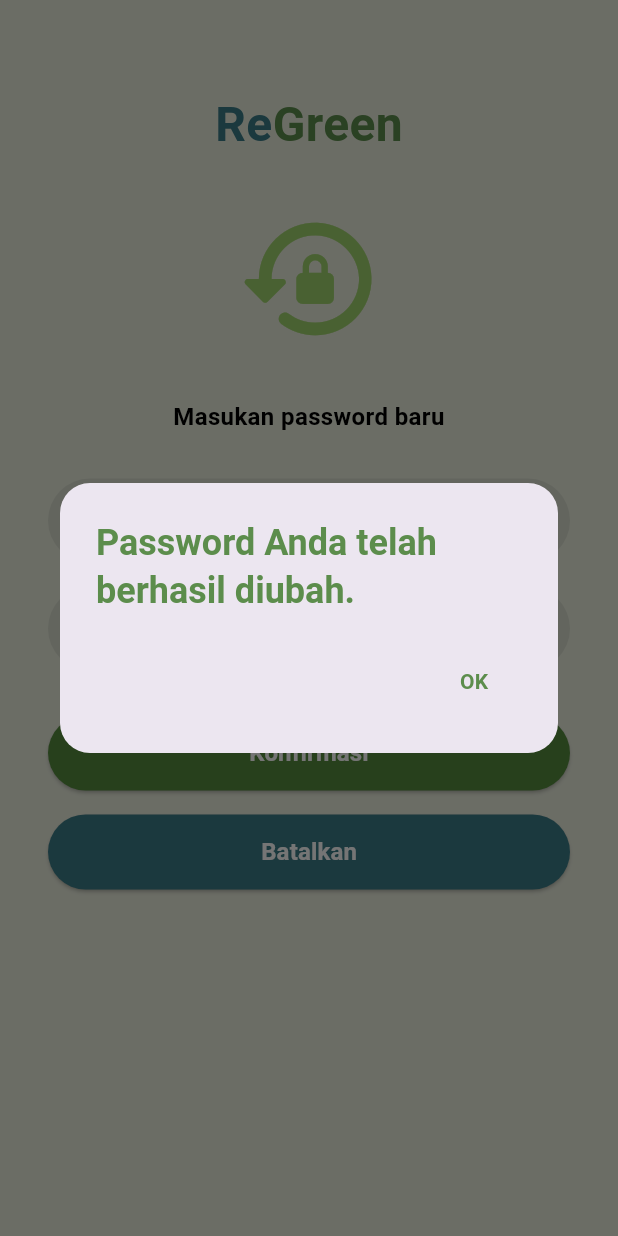
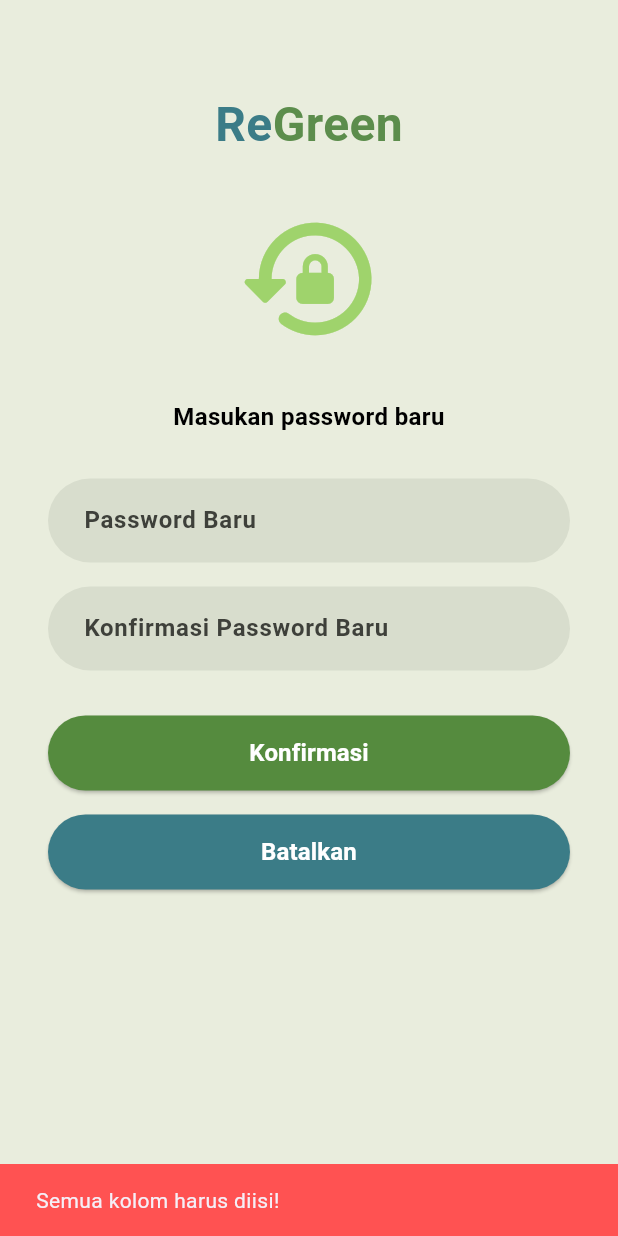
Before and after one commit to EdselSpth/ReGreen, a Flutter app: the ResetPasswordMain screen opened directly, after a tap on "Konfirmasi", on a phone screen of 412 x 824 dp. Run offline on Flutter 3.47's test engine with Material 3 defaults, Android fonts, the phone set to English and light mode, and no system bars.

Commit message:
feat: [GAR] Perbaikan Lupa Password

```diff
--- a/lib/forgetpassword/resetpasswordmain.dart
+++ b/lib/forgetpassword/resetpasswordmain.dart
@@ -1,8 +1,78 @@
 import 'package:flutter/material.dart';
 import 'package:regreen/auth/login_screen.dart';
 
-class ResetPasswordMain extends StatelessWidget {
+class ResetPasswordMain extends StatefulWidget {
   const ResetPasswordMain({super.key});
+
+  @override
+  State<ResetPasswordMain> createState() => _ResetPasswordMainState();
+}
+
+class _ResetPasswordMainState extends State<ResetPasswordMain> {
+  final TextEditingController _passwordController = TextEditingController();
+  final TextEditingController _confirmController = TextEditingController();
+
+  void _konfirmasiPassword() {
+    String password = _passwordController.text.trim();
+    String konfirmasi = _confirmController.text.trim();
+
+    // Validasi isi kolom
+    if (password.isEmpty || konfirmasi.isEmpty) {
+      ScaffoldMessenger.of(context).showSnackBar(
+        const SnackBar(
+          content: Text("Semua kolom harus diisi!"),
+          backgroundColor: Colors.redAccent,
+          duration: Duration(seconds: 2),
+        ),
+      );
+      return;
+    }
+
+    // Validasi kesamaan password
+    if (password != konfirmasi) {
+      ScaffoldMessenger.of(context).showSnackBar(
+        const SnackBar(
+          content: Text("Password dan konfirmasi tidak sama!"),
+          backgroundColor: Colors.redAccent,
+          duration: Duration(seconds: 2),
+        ),
+      );
+      return;
+    }
+
+    // Jika valid, tampilkan snackbar sukses lalu arahkan ke login
+    ScaffoldMessenger.of(context).showSnackBar(
+      const SnackBar(
+        content: Text("Password Anda berhasil diubah."),
+        backgroundColor: Colors.green,
+        duration: Duration(seconds: 2),
+      ),
+    );
+
+    // Delay sedikit agar snackbar tampil dulu sebelum pindah
+    Future.delayed(const Duration(seconds: 2), () {
+      Navigator.pushReplacement(
+        context,
+        MaterialPageRoute(builder: (context) => const LoginScreen()),
+      );
+    });
+  }
+
+  void _batalkan() {
+    Navigator.pushReplacement(
+      context,
+      MaterialPageRoute(
+        builder: (context) => const LoginScreen(),
+      ),
+    );
+  }
+
+  @override
+  void dispose() {
+    _passwordController.dispose();
+    _confirmController.dispose();
+    super.dispose();
+  }
 
   @override
   Widget build(BuildContext context) {
@@ -66,12 +136,13 @@ class ResetPasswordMain extends StatelessWidget {
 
                 // Input Password Baru
                 TextField(
+                  controller: _passwordController,
                   obscureText: true,
                   decoration: InputDecoration(
                     hintText: "Password Baru",
                     hintStyle: const TextStyle(
                       fontWeight: FontWeight.bold,
-                      color: const Color(0xFF3E403A),
+                      color: Color(0xFF3E403A),
                     ),
                     filled: true,
                     fillColor: const Color(0xFFD8DDCD),
@@ -90,12 +161,13 @@ class ResetPasswordMain extends StatelessWidget {
 
                 // Input Konfirmasi Password
                 TextField(
+                  controller: _confirmController,
                   obscureText: true,
                   decoration: InputDecoration(
                     hintText: "Konfirmasi Password Baru",
                     hintStyle: const TextStyle(
                       fontWeight: FontWeight.bold,
-                      color: const Color(0xFF3E403A),
+                      color: Color(0xFF3E403A),
                     ),
                     filled: true,
                     fillColor: const Color(0xFFD8DDCD),
@@ -123,43 +195,7 @@ class ResetPasswordMain extends StatelessWidget {
                         borderRadius: BorderRadius.circular(30),
                       ),
                     ),
-                    onPressed: () {
-                      showDialog(
-                        context: context,
-                        builder: (context) => AlertDialog(
-                          shape: RoundedRectangleBorder(
-                            borderRadius: BorderRadius.circular(20),
-                          ),
-                          title: const Text(
-                            "Password Anda telah berhasil diubah.",
-                            style: TextStyle(
-                              fontWeight: FontWeight.bold,
-                              color: Color(0xFF5C8D4C),
-                            ),
-                          ),
-                          actions: [
-                            TextButton(
-                              onPressed: () {
-                                Navigator.pop(context);
-                                Navigator.pushReplacement(
-                                  context,
-                                  MaterialPageRoute(
-                                    builder: (context) => const LoginScreen(),
-                                  ),
-                                );
-                              },
-                              child: const Text(
-                                "OK",
-                                style: TextStyle(
-                                  color: Color(0xFF5C8D4C),
-                                  fontWeight: FontWeight.bold,
-                                ),
-                              ),
-                            ),
-                          ],
-                        ),
-                      );
-                    },
+                    onPressed: _konfirmasiPassword,
                     child: const Text(
                       'Konfirmasi',
                       style: TextStyle(
@@ -184,15 +220,16 @@ class ResetPasswordMain extends StatelessWidget {
                         borderRadius: BorderRadius.circular(30),
                       ),
                     ),
-                    onPressed: () {
-                      Navigator.pop(context);
-                    },
-                    child: const Text(
-                      'Batalkan',
-                      style: TextStyle(
-                        fontWeight: FontWeight.bold,
-                        fontSize: 16,
-                        color: Colors.white,
+                    onPressed: _batalkan,
+                    child: const Center(
+                      child: Text(
+                        'Batalkan',
+                        style: TextStyle(
+                          fontWeight: FontWeight.bold,
+                          fontSize: 16,
+                          color: Colors.white,
+                        ),
+                        textAlign: TextAlign.center,
                       ),
                     ),
                   ),
```
Also changed, not shown: lib/forgetpassword/codeverification.dart (+33 -12 lines), lib/forgetpassword/emailverification.dart (+38 -13 lines).
